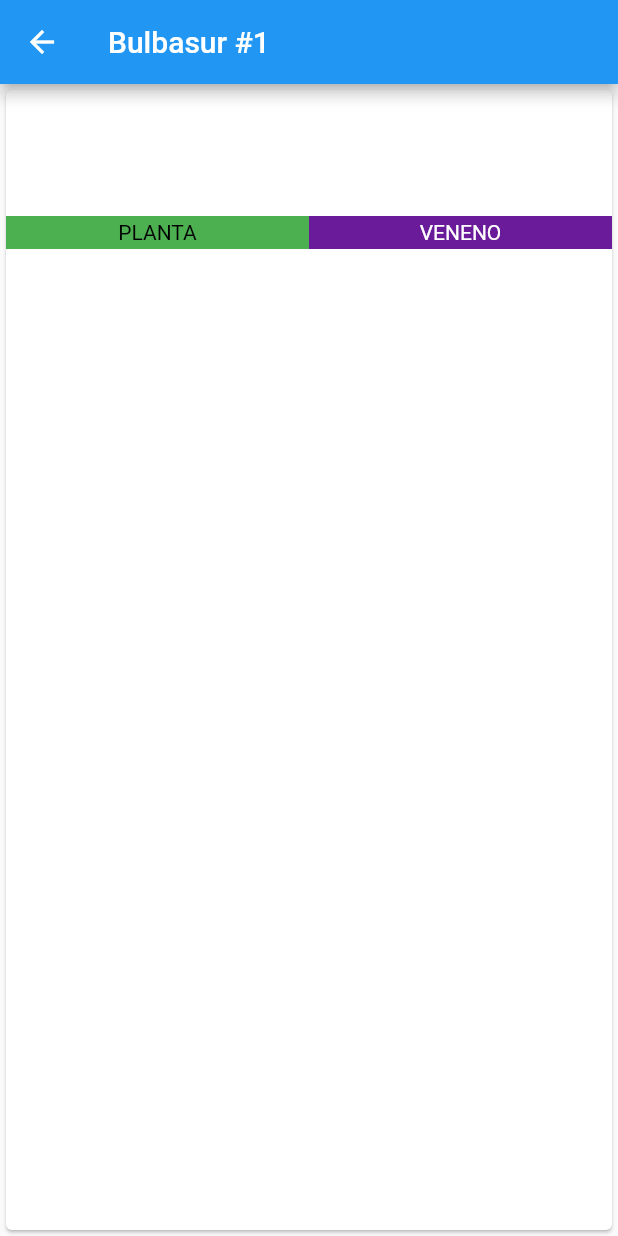
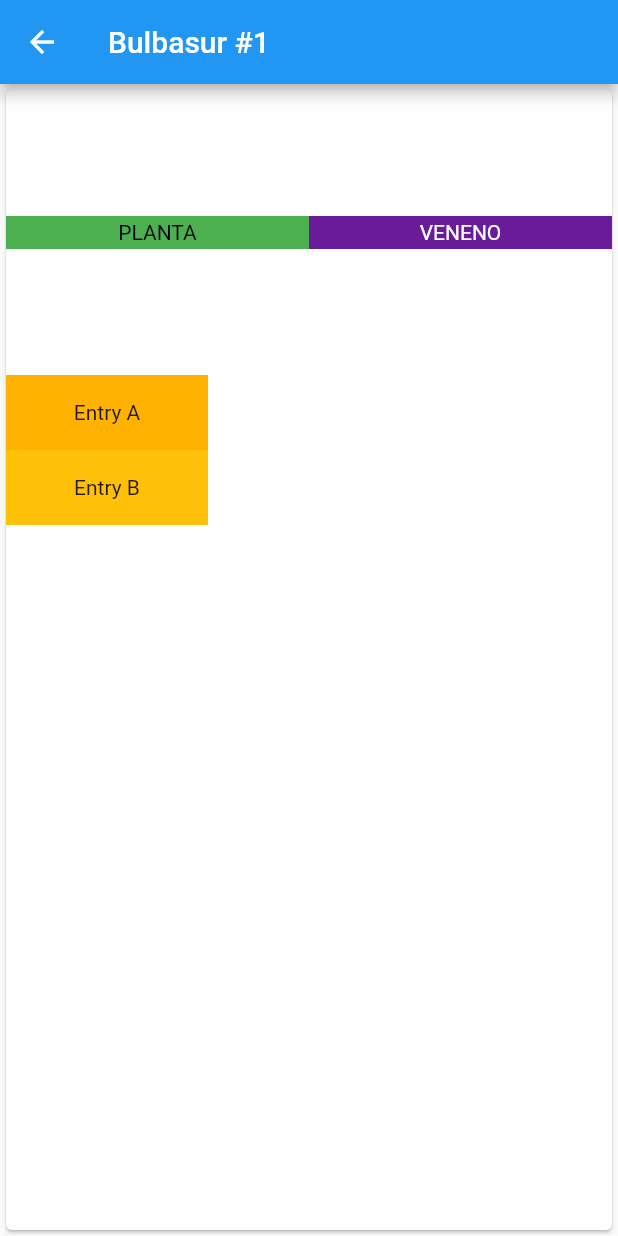
Before and after one commit to Iceyclizz/angel_raul_alec_pokedex, a Flutter app: the screen it shows after launch, after a tap on "PLANTA", on a phone screen of 412 x 824 dp. Run offline on Flutter 3.47's test engine with Material 2 defaults, Android fonts, the phone set to English and light mode, and no system bars; our stand-ins replace hive, hive_flutter; accounts and stored records are empty.

Commit message:
calculatabla 1.1

```diff
--- a/lib/pokemonView.dart
+++ b/lib/pokemonView.dart
@@ -51,7 +51,18 @@ class _PokemonviewState extends State<Pokemonview> {
                 child: Row(
                   children: [
                     Expanded(
-                      child: ListView(),
+                      child: ListView(children: <Widget>[
+                        Container(
+                          height: 50,
+                          color: Colors.amber[600],
+                          child: const Center(child: Text('Entry A')),
+                        ),
+                        Container(
+                          height: 50,
+                          color: Colors.amber[500],
+                          child: const Center(child: Text('Entry B')),
+                        ),
+                      ]),
                       flex: 1,
                     ),
                     Expanded(
```
